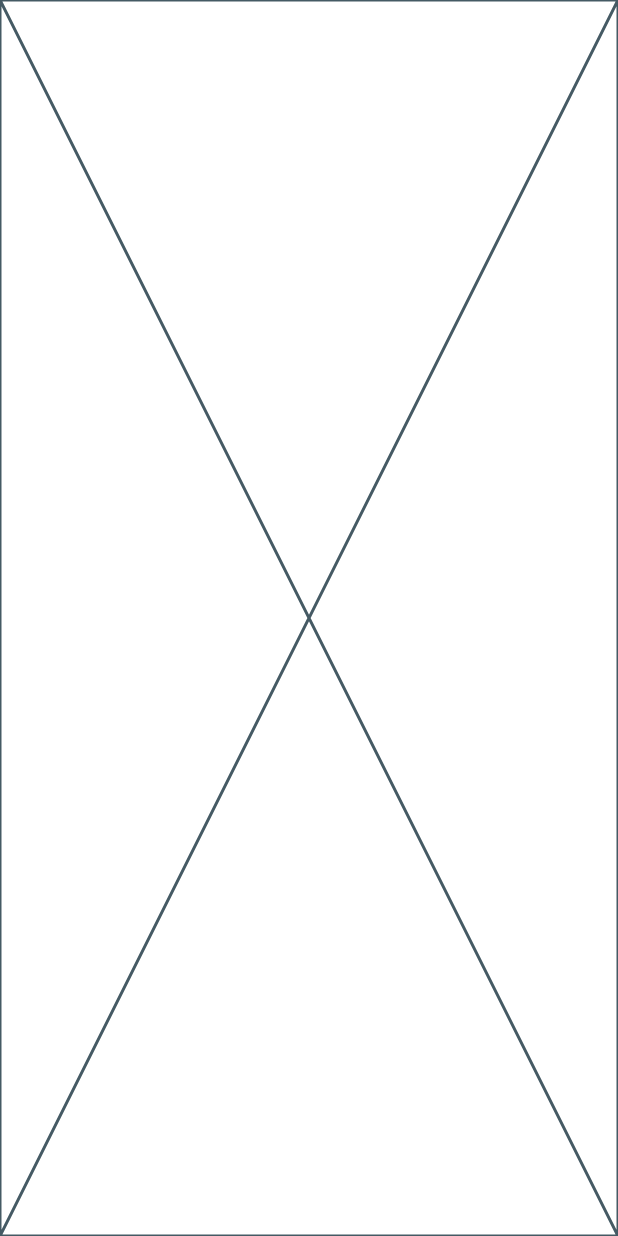
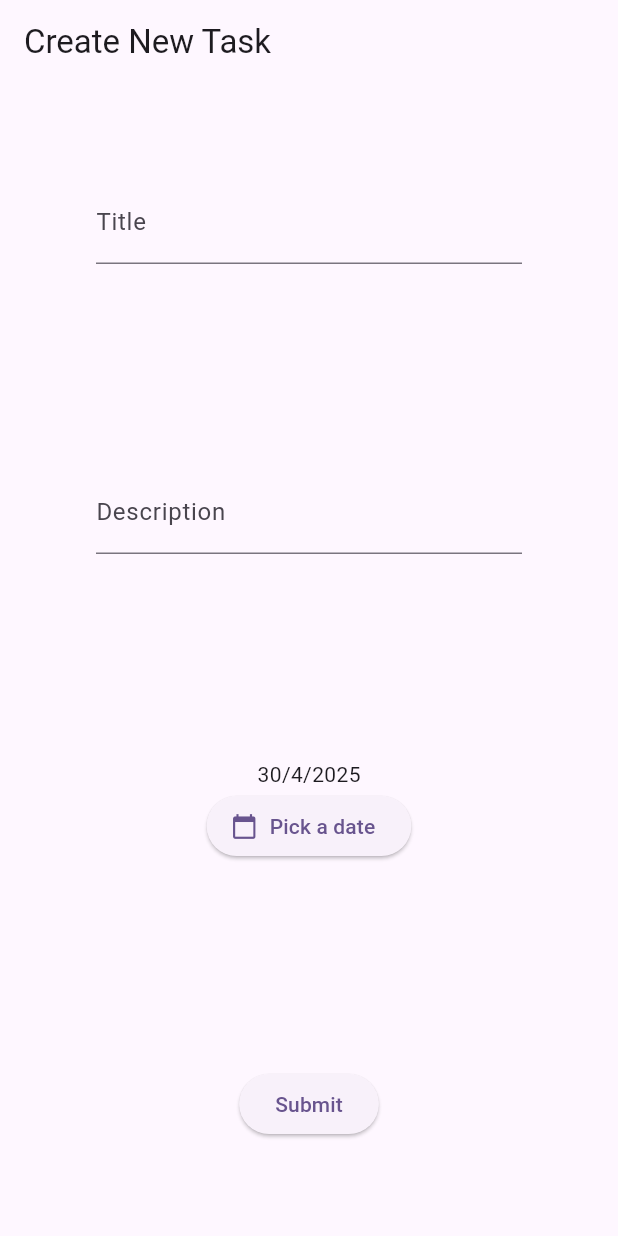
Before and after one commit to jasdox/TaskApp, a Flutter app: the screen it shows after launch, after a tap on the "add" icon, on a phone screen of 412 x 824 dp. Run offline on Flutter 3.47's test engine with Material 3 defaults, Android fonts, the phone set to English and light mode, and no system bars.

Commit message:
Added functionality for creating new tasks

```diff
--- /dev/null
+++ b/lib/create_item_page.dart
@@ -0,0 +1,92 @@
+import 'package:flutter/material.dart';
+import 'package:provider/provider.dart';
+import 'main.dart';
+import 'task.dart';
+
+class CreateItemPage extends StatefulWidget {
+
+  @override
+  State<CreateItemPage> createState() => _CreateItemPageState();
+}
+
+class _CreateItemPageState extends State<CreateItemPage> {
+  final _formKey = GlobalKey<FormState>();
+  String _title = '';
+  String _description = '';
+  DateTime _dueDate = DateTime(DateTime.now().year, DateTime.now().month, DateTime.now().day);
+
+  @override
+  Widget build(BuildContext context) {
+    var pageSelector = Provider.of<PageSelector>(context, listen: false);
+    var taskManager = Provider.of<TaskManager>(context, listen: false);
+
+
+    return Scaffold(
+      appBar: AppBar(title: Text('Create New Task')),
+      body: Padding(
+        padding: const EdgeInsets.all(64),
+        child: Form(
+        key: _formKey,
+        child: Column(
+          mainAxisAlignment: MainAxisAlignment.spaceBetween,
+          children: [
+            TextFormField(
+              decoration: InputDecoration(labelText: 'Title'),
+              validator: (value) {
+                if (value == null || value.isEmpty) return 'Enter a title';
+                return null;
+              },
+              onSaved: (value) {
+                _title = value!;
+              },
+            ),
+            TextFormField(
+              decoration: InputDecoration(labelText: 'Description'),
+              onSaved: (value) {
+                _description = value!;
+              },
+            ),
+            Column(
+              children: [
+                Text('${_dueDate.day}/${_dueDate.month}/${_dueDate.year}'),
+                ElevatedButton.icon(
+                  icon: const Icon(Icons.calendar_today),
+                  label: Text('Pick a date'),
+                  onPressed: () async {
+                    DateTime? date = await showDatePicker(
+                      context: context,
+                      initialEntryMode: DatePickerEntryMode.calendarOnly,
+                      initialDate: DateTime.now(),
+                      firstDate: DateTime.now(),
+                      lastDate: DateTime(2050),
+                    );
+
+                    setState((){
+                      if (date != null) {
+                        _dueDate = date;
+                      }
+                    });
+                  }
+                ),
+              ],
+            ),
+            ElevatedButton(
+              onPressed: () {
+                if (_formKey.currentState!.validate()) {
+                  _formKey.currentState!.save(); // Calls onSaved on all fields
+
+                  Task newTask = Task(title: _title, dueDate: _dueDate, description: _description);
+                  taskManager.addTask(newTask);
+                  pageSelector.changePage(0);
+                }
+              },
+              child: Text('Submit'),
+            ),
+          ],
+        ),
+          ),
+      ),
+    );
+
+  }
+}
--- a/lib/main.dart
+++ b/lib/main.dart
@@ -1,6 +1,8 @@
 import 'package:flutter/material.dart';
 import 'package:provider/provider.dart';
 import 'todo_page.dart';
+import 'create_item_page.dart';
+import 'task.dart';
 
 void main() {
   runApp(const MyApp());
@@ -12,8 +14,11 @@ class MyApp extends StatelessWidget {
   // This widget is the root of your application.
   @override
   Widget build(BuildContext context) {
-    return ChangeNotifierProvider(
-      create: (context) => PageSelector(),
+    return MultiProvider(
+      providers: [
+        ChangeNotifierProvider(create: (_) => PageSelector()),
+        ChangeNotifierProvider(create: (_) => TaskManager()),
+      ],
       child: MaterialApp(
         title: 'Flutter Demo',
         theme: ThemeData(
@@ -34,6 +39,20 @@ class PageSelector extends ChangeNotifier {
   }
 }
 
+class TaskManager extends ChangeNotifier {
+  List<Task> tasks = [];
+
+  void addTask(Task newTask) {
+    tasks.add(newTask);
+    notifyListeners();
+  }
+
+  void removeTask(Task task) {
+    tasks.remove(task);
+    notifyListeners();
+  }
+}
+
 class HomePage extends StatelessWidget {
 
   @override
@@ -46,7 +65,7 @@ class HomePage extends StatelessWidget {
         page = ToDoPage();
         break;
       case 1:
-        page = Placeholder();
+        page = CreateItemPage();
         break;
       default:
         throw UnimplementedError("no widget exists");
--- a/lib/task.dart
+++ b/lib/task.dart
@@ -4,19 +4,16 @@ class Task {
   Uuid id = Uuid();
   String title;
   DateTime dueDate;
-  List<SubTaskPair> subTasks; // Will always have sub-tasks, if none specified, will be a one entry list
   String? description;
   Uuid? groupId;
 
 
-  Task({required this.title, required this.dueDate, required this.subTasks, this.description, this.groupId});
-}
+  Task({required this.title, required this.dueDate, this.description, this.groupId});
 
-class SubTaskPair {
-  String title;
-  bool completed = false;
-
-  SubTaskPair({required this.title});
+  @override
+  String toString() {
+    return 'Task(title: $title, description: $description, dueDate: ${dueDate.toIso8601String()})';
+  }
 }
 
 class TaskGroup {
--- a/lib/todo_page.dart
+++ b/lib/todo_page.dart
@@ -1,4 +1,5 @@
 import 'package:flutter/material.dart';
+import 'package:flutter_application_1/task.dart';
 import 'package:provider/provider.dart';
 import 'main.dart';
 
@@ -7,6 +8,7 @@ class ToDoPage extends StatelessWidget {
   @override
   Widget build(BuildContext context) {
     var pageSelection = Provider.of<PageSelector>(context, listen: false);
+    List<Task> tasks = Provider.of<TaskManager>(context, listen: false).tasks;
 
     return Scaffold(
       appBar: AppBar(
@@ -14,6 +16,12 @@ class ToDoPage extends StatelessWidget {
         title: Text("ToDo List"),
       ),
       body: Center(
+        child: Column(
+          children: [
+            for (Task task in tasks)
+              Text(task.toString()),
+          ],
+        )
       ),
       floatingActionButton: FloatingActionButton(
         onPressed: () {
```
